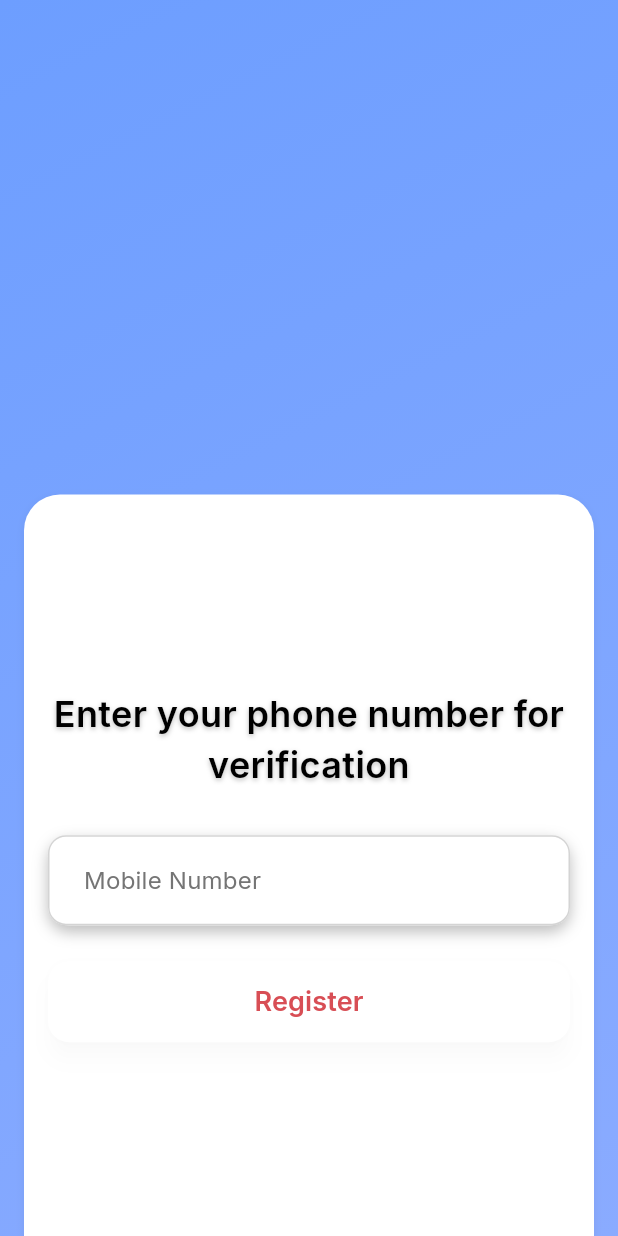
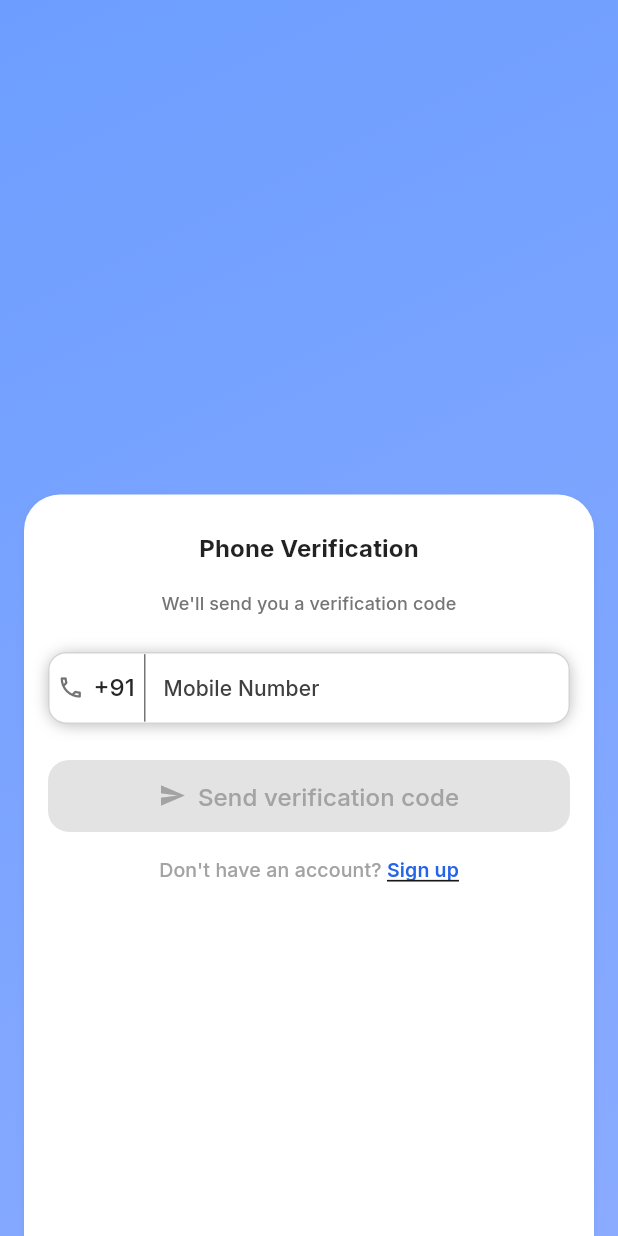
Before and after one commit to Aadi1245/bookingdemo, a Flutter app: the screen it shows after launch, on a phone screen of 412 x 824 dp. Run offline on Flutter 3.47's test engine with Material 3 defaults, Android fonts, the light colour scheme and no system bars; our stand-ins replace equatable, flutter_bloc, google_fonts.

Commit message:
login screen update

```diff
--- a/lib/screens/login_with_otp_screen.dart
+++ b/lib/screens/login_with_otp_screen.dart
@@ -1,7 +1,10 @@
 import 'package:demoappfortest/utils/app_colors.dart';
 import 'package:demoappfortest/utils/app_custom_theme.dart';
 import 'package:demoappfortest/utils/app_sizes.dart';
+import 'package:demoappfortest/utils/app_typography.dart';
+import 'package:demoappfortest/utils/app_widget_theme.dart';
 import 'package:flutter/material.dart';
+import 'package:flutter/services.dart';
 
 import '../utils/app_custom_theme.dart';
 
@@ -14,73 +17,50 @@ class LoginWithOtpScreen extends StatefulWidget {
 
 class _LoginWithOtpScreenState extends State<LoginWithOtpScreen>
     with TickerProviderStateMixin {
-  late final AnimationController _textController;
-  late final AnimationController _arrowController;
-  late final AnimationController _fieldController;
-  late final AnimationController _btnController;
+  late final AnimationController _containerController;
+  late final Animation<Offset> _containerOffset;
+  late final Animation<double> _containerOpacity;
 
-  late final Animation<Offset> _textOffset;
-  late final Animation<Offset> _arrowOffset;
-  late final Animation<Offset> _fieldOffset;
-  late final Animation<Offset> _btnOffset;
-
-  bool showText = false;
-  bool showArrow = false;
-  bool showField = false;
-  bool showBtn = false;
+  bool showContainer = false;
+  bool isValidNumber = false;
 
   @override
   void initState() {
     super.initState();
 
-    _textController =
-        AnimationController(vsync: this, duration: Duration(milliseconds: 700));
-    _arrowController =
-        AnimationController(vsync: this, duration: Duration(milliseconds: 700));
-    _fieldController =
-        AnimationController(vsync: this, duration: Duration(milliseconds: 700));
-    _btnController =
-        AnimationController(vsync: this, duration: Duration(milliseconds: 700));
+    _containerController =
+        AnimationController(vsync: this, duration: Duration(milliseconds: 800));
 
-    _textOffset = Tween<Offset>(begin: Offset(0, -2), end: Offset.zero).animate(
-      CurvedAnimation(parent: _textController, curve: Curves.bounceOut),
-    );
-    _arrowOffset =
-        Tween<Offset>(begin: Offset(0, -2), end: Offset.zero).animate(
-      CurvedAnimation(parent: _arrowController, curve: Curves.bounceOut),
-    );
-    _fieldOffset =
-        Tween<Offset>(begin: Offset(0, -2), end: Offset.zero).animate(
-      CurvedAnimation(parent: _fieldController, curve: Curves.bounceOut),
-    );
-    _btnOffset = Tween<Offset>(begin: Offset(0, -2), end: Offset.zero).animate(
-      CurvedAnimation(parent: _btnController, curve: Curves.bounceOut),
+    _containerOffset =
+        Tween<Offset>(begin: Offset(0, 2), end: Offset.zero).animate(
+      CurvedAnimation(parent: _containerController, curve: Curves.elasticOut),
     );
 
-    _startDropSequence();
+    _containerOpacity = Tween<double>(begin: 0.0, end: 1.0).animate(
+      CurvedAnimation(parent: _containerController, curve: Curves.easeInOut),
+    );
+
+    _startAnimation();
   }
 
-  Future<void> _startDropSequence() async {
-    setState(() => showText = true);
-    await _textController.forward();
-
-    setState(() => showArrow = true);
-    await _arrowController.forward();
-
-    setState(() => showField = true);
-    await _fieldController.forward();
-
-    setState(() => showBtn = true);
-    await _btnController.forward();
+  Future<void> _startAnimation() async {
+    await Future.delayed(Duration(milliseconds: 300));
+    setState(() => showContainer = true);
+    await _containerController.forward();
   }
 
   @override
   void dispose() {
-    _textController.dispose();
-    _arrowController.dispose();
-    _fieldController.dispose();
-    _btnController.dispose();
+    _containerController.dispose();
     super.dispose();
+  }
+
+  TextEditingController _phoneController = TextEditingController();
+
+  void _validatePhoneNumber(String value) {
+    setState(() {
+      isValidNumber = value.length == 10 && RegExp(r'^[0-9]+$').hasMatch(value);
+    });
   }
 
   @override
@@ -101,9 +81,13 @@ class _LoginWithOtpScreenState extends State<LoginWithOtpScreen>
         child: Column(
           children: [
             Spacer(),
-            Container(
+            if (showContainer)
+              SlideTransition(
+                position: _containerOffset,
+                child: FadeTransition(
+                  opacity: _containerOpacity,
+                  child: Container(
                     height: MediaQuery.of(context).size.height * 0.6,
-              // margin: ,
                     padding: AppSizes.responsivePadding(context),
                     decoration: BoxDecoration(
                       color: AppColors.lightColorScheme.onPrimary,
@@ -112,57 +96,45 @@ class _LoginWithOtpScreenState extends State<LoginWithOtpScreen>
                           topRight: Radius.circular(AppSizes.radiusXl)),
                       boxShadow: [
                         customTheme.shadows.small.first,
-                  // BoxShadow(
-                  //   color: Colors.black26,
-                  //   blurRadius: 8,
-                  //   offset: Offset(0, 4),
-                  // ),
                       ],
                     ),
-              child: Center(
                     child: SingleChildScrollView(
                       child: Column(
-                    mainAxisSize: MainAxisSize.min,
+                        mainAxisAlignment: MainAxisAlignment.start,
                         children: [
+                          SizedBox(
+                              height: AppSizes.isMobile(context)
+                                  ? AppSizes.sm
+                                  : AppSizes.xl),
                           // 1. TEXT
-                      if (showText)
-                        SlideTransition(
-                          position: _textOffset,
-                          child: Text(
-                            "Enter your phone number for verification",
-                            style: TextStyle(
-                              fontSize: 24,
-                              fontWeight: FontWeight.w600,
-                              color: Colors.black,
-                              shadows: [
-                                Shadow(
-                                  offset: Offset(0, 1),
-                                  blurRadius: 4,
-                                  color: Colors.black26,
-                                )
-                              ],
+                          Text(
+                            "Phone Verification",
+                            style:
+                                AppTypography.textTheme.titleMedium!.copyWith(
+                              fontWeight: FontWeight.w700,
+                              color: Colors.black87,
                             ),
                             textAlign: TextAlign.center,
                           ),
+                          SizedBox(
+                              height: AppSizes.isMobile(context)
+                                  ? AppSizes.md
+                                  : AppSizes.xl),
+                          Text(
+                            "We'll send you a verification code",
+                            style: AppTypography.textTheme.titleSmall!.copyWith(
+                                fontSize: 12, color: Colors.grey[600]),
+                            textAlign: TextAlign.center,
                           ),
-                      if (showText) SizedBox(height: 30),
 
-                      // 2. ARROW
-                      // if (showArrow)
-                      //   SlideTransition(
-                      //     position: _arrowOffset,
-                      //     child: Image.asset(
-                      //       "assets/gif/arrow_down.gif",
-                      //       height: 70,
-                      //     ),
-                      //   ),
-                      // if (showArrow) SizedBox(height: 30),
+                          SizedBox(
+                              height: AppSizes.isMobile(context)
+                                  ? AppSizes.lg
+                                  : AppSizes.xxl),
 
                           // 3. TEXT FIELD
-                      if (showField)
-                        SlideTransition(
-                          position: _fieldOffset,
-                          child: Container(
+                          Container(
+                            height: AppSizes.buttonHeight,
                             decoration: BoxDecoration(
                               color: Colors.white,
                               borderRadius: BorderRadius.circular(14),
@@ -170,15 +142,62 @@ class _LoginWithOtpScreenState extends State<LoginWithOtpScreen>
                                 BoxShadow(
                                   blurRadius: 8,
                                   color: Colors.black26,
-                                  offset: Offset(0, 4),
+                                  offset: Offset(0, 1),
                                 ),
                               ],
                             ),
                             child: TextField(
+                              onChanged: _validatePhoneNumber,
+                              controller: _phoneController,
                               keyboardType: TextInputType.phone,
+                              maxLength: 10,
+                              inputFormatters: [
+                                FilteringTextInputFormatter.digitsOnly,
+                                LengthLimitingTextInputFormatter(10),
+                              ],
                               decoration: InputDecoration(
+                                prefixIcon: Container(
+                                  margin: EdgeInsets.only(
+                                    right: AppSizes.sm,
+                                  ),
+                                  width: 65,
+                                  alignment: Alignment.center,
+                                  child: Row(
+                                    children: [
+                                      Spacer(),
+                                      Icon(
+                                        Icons.phone_outlined,
+                                        color: AppColors.neutral500,
+                                        size: AppSizes.md + 2,
+                                      ),
+                                      Spacer(),
+                                      Text(
+                                        "+91",
+                                        style: AppTypography
+                                            .textTheme.labelLarge!
+                                            .copyWith(
+                                          fontSize: AppSizes.md,
+                                          color: AppColors.neutral800,
+                                        ),
+                                      ),
+                                      Spacer(),
+                                      Container(
+                                        width: 1,
+                                        height: AppSizes.lg + 21,
+                                        color: Colors.grey[600],
+                                      ),
+                                    ],
+                                  ),
+                                ),
+                                suffixIcon: isValidNumber
+                                    ? Icon(
+                                        Icons.check_circle,
+                                        color: Colors.green,
+                                        size: AppSizes.md + 4,
+                                      )
+                                    : null,
                                 hintText: 'Mobile Number',
-                                hintStyle: TextStyle(color: Colors.grey[600]),
+                                hintStyle: AppTypography.textTheme.labelLarge,
                                 border: OutlineInputBorder(
                                     borderRadius: BorderRadius.circular(14),
                                     borderSide: BorderSide.none),
@@ -186,40 +205,89 @@ class _LoginWithOtpScreenState extends State<LoginWithOtpScreen>
                                     vertical: 18, horizontal: 20),
                                 filled: true,
                                 fillColor: Colors.white,
+                                counterText: '', // Hide the counter text
                               ),
                             ),
                           ),
-                        ),
-                      if (showField) SizedBox(height: 24),
+                          SizedBox(height: 24),
 
                           // 4. BUTTON
-                      if (showBtn)
-                        SlideTransition(
-                          position: _btnOffset,
-                          child: SizedBox(
+                          SizedBox(
                             width: double.infinity,
+                            height: AppSizes.buttonHeight,
                             child: ElevatedButton(
                               style: ElevatedButton.styleFrom(
-                                backgroundColor: Colors.white,
-                                foregroundColor: const Color(0xFFD84E55),
-                                elevation: 6,
-                                padding: EdgeInsets.symmetric(vertical: 16),
+                                backgroundColor: isValidNumber
+                                    ? AppColors.primaryBlue
+                                    : AppColors.neutral300,
+                                elevation: 3,
                                 shape: RoundedRectangleBorder(
                                   borderRadius: BorderRadius.circular(14),
                                 ),
                               ),
-                              onPressed: () {
+                              onPressed: isValidNumber
+                                  ? () {
                                       // Handle register
+                                    }
+                                  : null,
+                              child: Row(
+                                mainAxisAlignment: MainAxisAlignment.center,
+                                children: [
+                                  Spacer(),
+                                  Icon(Icons.send,
+                                      color: isValidNumber
+                                          ? AppColors.neutral100
+                                          : AppColors.neutral400,
+                                      size: AppSizes.md + 2),
+                                  SizedBox(width: AppSizes.sm),
+                                  Text(
+                                    "Send verification code",
+                                    style: AppTypography.textTheme.labelLarge!
+                                        .copyWith(
+                                      fontSize: AppSizes.md,
+                                      color: isValidNumber
+                                          ? AppColors.neutral100
+                                          : AppColors.neutral400,
+                                    ),
+                                  ),
+                                  Spacer(),
+                                ],
+                              ),
+                            ),
+                          ),
+
+                          SizedBox(height: AppSizes.md),
+
+                          Row(
+                            mainAxisAlignment: MainAxisAlignment.center,
+                            children: [
+                              Text(
+                                "Don't have an account? ",
+                                style: AppTypography.textTheme.labelLarge!
+                                    .copyWith(
+                                  fontSize: AppSizes.md - 3,
+                                  color: AppColors.neutral400,
+                                ),
+                              ),
+                              GestureDetector(
+                                onTap: () {
+                                  // Handle navigation to register screen
                                 },
                                 child: Text(
-                                "Register",
-                                style: TextStyle(
-                                    fontSize: 18, fontWeight: FontWeight.w600),
-                              ),
+                                  "Sign up",
+                                  style: AppTypography.textTheme.labelLarge!
+                                      .copyWith(
+                                    fontSize: AppSizes.md - 3,
+                                    color: AppColors.primaryBlue,
+                                    fontWeight: FontWeight.w600,
+                                    decoration: TextDecoration.underline,
                                   ),
                                 ),
                               ),
                             ],
+                          ),
+                        ],
+                      ),
                     ),
                   ),
                 ),
```
Also changed, not shown: 1 other file. Lines whose indentation alone changed are shown as unchanged.
